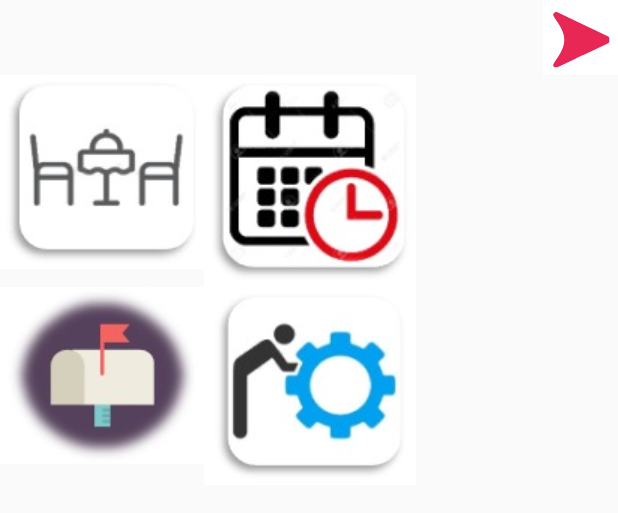
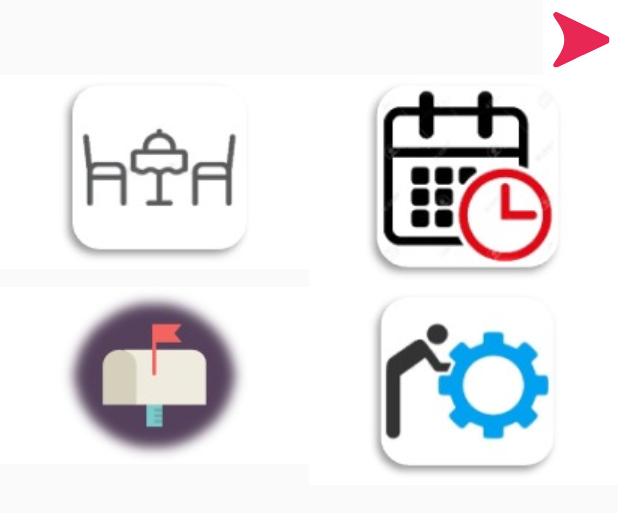
Before and after one commit to amst-fiec/1T2020-Restaurante-inteligente, an Android app: the layout activity_main.xml on its own in the app's theme, with its tools: preview values and no code run, on a phone screen of 412 x 824 dp. Shown: the top 513 px of the screen. Run offline under Robolectric (Android 15) with nearby library versions, the phone set to English and light mode, and no system bars.

Commit message:
Reorganizacion del menu

```diff
--- a/app/src/main/AndroidManifest.xml
+++ b/app/src/main/AndroidManifest.xml
@@ -10,7 +10,7 @@
         android:label="@string/app_name"
         android:roundIcon="@mipmap/ic_launcher_round"
         android:supportsRtl="true"
-        android:theme="@style/AppTheme">
+        android:theme="@style/AppTheme.NoActionBar">
         <activity android:name=".Userdata"></activity>
         <activity android:name=".MesasDisponibles" />
         <activity android:name=".MainActivity" />
--- a/app/src/main/java/com/example/restaurante/LoginActivity.java
+++ b/app/src/main/java/com/example/restaurante/LoginActivity.java
@@ -91,6 +91,12 @@ public class LoginActivity extends AppCompatActivity {
         if (user != null) {
 
             HashMap<String, String> info_user = new HashMap<String, String>();
+            if (user.getPhoneNumber() != null){
+                info_user.put("user_phone", user.getPhoneNumber());
+
+            }   else{
+                info_user.put("user_phone", "Sin registro de numero celular");
+                 }
             info_user.put("user_name", user.getDisplayName());
             info_user.put("user_email", user.getEmail());
             info_user.put("user_photo", String.valueOf(user.getPhotoUrl()));
--- a/app/src/main/java/com/example/restaurante/MainActivity.java
+++ b/app/src/main/java/com/example/restaurante/MainActivity.java
@@ -17,9 +17,7 @@ import java.util.HashMap;
 
 public class MainActivity extends AppCompatActivity {
     HashMap<String, String> info_user;
-    TextView txt_id, txt_name, txt_email;
-    ImageView imv_photo;
-    Button btn_logout;
+
     @Override
     protected void onCreate(Bundle savedInstanceState) {
         super.onCreate(savedInstanceState);
--- /dev/null
+++ b/app/src/main/res/drawable/botonredondo.xml
@@ -0,0 +1,5 @@
+<?xml version="1.0" encoding="utf-8"?>
+<shape android:shape="rectangle" xmlns:android="http://schemas.android.com/apk/res/android">
+<solid android:color="@color/colorRojo"></solid>
+    <corners android:radius="50dp"></corners>
+</shape>
--- a/app/src/main/res/layout/activity_main.xml
+++ b/app/src/main/res/layout/activity_main.xml
@@ -20,42 +20,47 @@
 
     <TableLayout
         android:layout_width="match_parent"
-        android:layout_height="match_parent">
+        android:layout_height="match_parent"
+        android:gravity="center_vertical">
 
         <TableRow
             android:layout_width="match_parent"
-            android:layout_height="match_parent" >
+            android:layout_height="match_parent">
 
             <ImageButton
                 android:id="@+id/imageButton2"
-                android:layout_width="wrap_content"
+                android:layout_width="0dp"
                 android:layout_height="wrap_content"
+                android:layout_weight="1"
                 android:background="#FFFFFF"
                 app:srcCompat="@drawable/mesas" />
 
             <ImageButton
                 android:id="@+id/imageButton3"
-                android:layout_width="wrap_content"
+                android:layout_width="0dp"
                 android:layout_height="wrap_content"
+                android:layout_weight="1"
                 android:background="#FFFFFF"
                 app:srcCompat="@drawable/horario" />
         </TableRow>
 
         <TableRow
             android:layout_width="match_parent"
-            android:layout_height="match_parent" >
+            android:layout_height="match_parent">
 
             <ImageButton
                 android:id="@+id/imageButton4"
-                android:layout_width="wrap_content"
+                android:layout_width="0dp"
                 android:layout_height="wrap_content"
+                android:layout_weight="1"
                 android:background="#FFFFFF"
                 app:srcCompat="@drawable/buzon" />
 
             <ImageButton
                 android:id="@+id/imageButton5"
-                android:layout_width="wrap_content"
+                android:layout_width="0dp"
                 android:layout_height="wrap_content"
+                android:layout_weight="1"
                 android:background="#FFFFFF"
                 android:onClick="usuarioData"
                 app:srcCompat="@drawable/usuario" />
--- a/app/src/main/res/values/colors.xml
+++ b/app/src/main/res/values/colors.xml
@@ -3,4 +3,5 @@
     <color name="colorPrimary">#6200EE</color>
     <color name="colorPrimaryDark">#3700B3</color>
     <color name="colorAccent">#03DAC5</color>
+    <color name="colorRojo">#db4a39</color>
 </resources>
--- a/app/src/main/res/values/styles.xml
+++ b/app/src/main/res/values/styles.xml
@@ -3,7 +3,7 @@
     <style name="AppTheme" parent="Theme.AppCompat.Light.DarkActionBar">
         <!-- Customize your theme here. -->
         <item name="colorPrimary">@color/colorPrimary</item>
-        <item name="colorPrimaryDark">@color/colorPrimaryDark</item>
+        <item name="colorPrimaryDark">#000000</item>
         <item name="colorAccent">@color/colorAccent</item>
     </style>
 
```
Also changed, not shown: app/src/main/java/com/example/restaurante/Userdata.java (+5 -5 lines), app/src/main/res/layout/activity_login.xml (+11 -11 lines), app/src/main/res/layout/activity_userdata.xml (+16 -14 lines).
